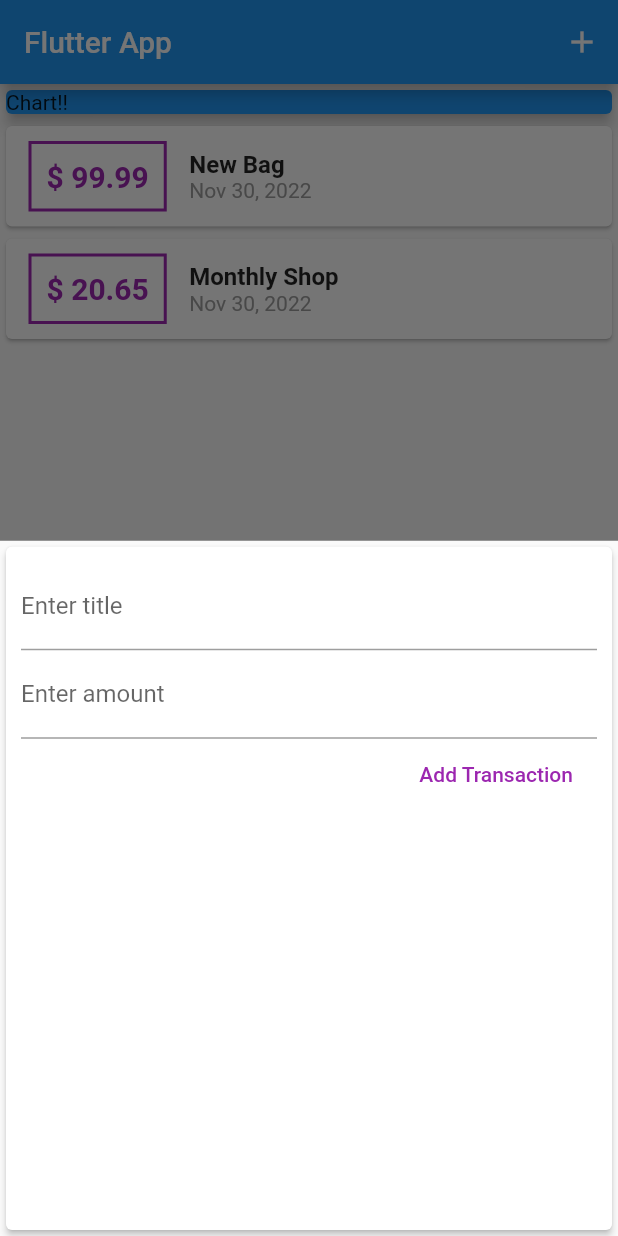
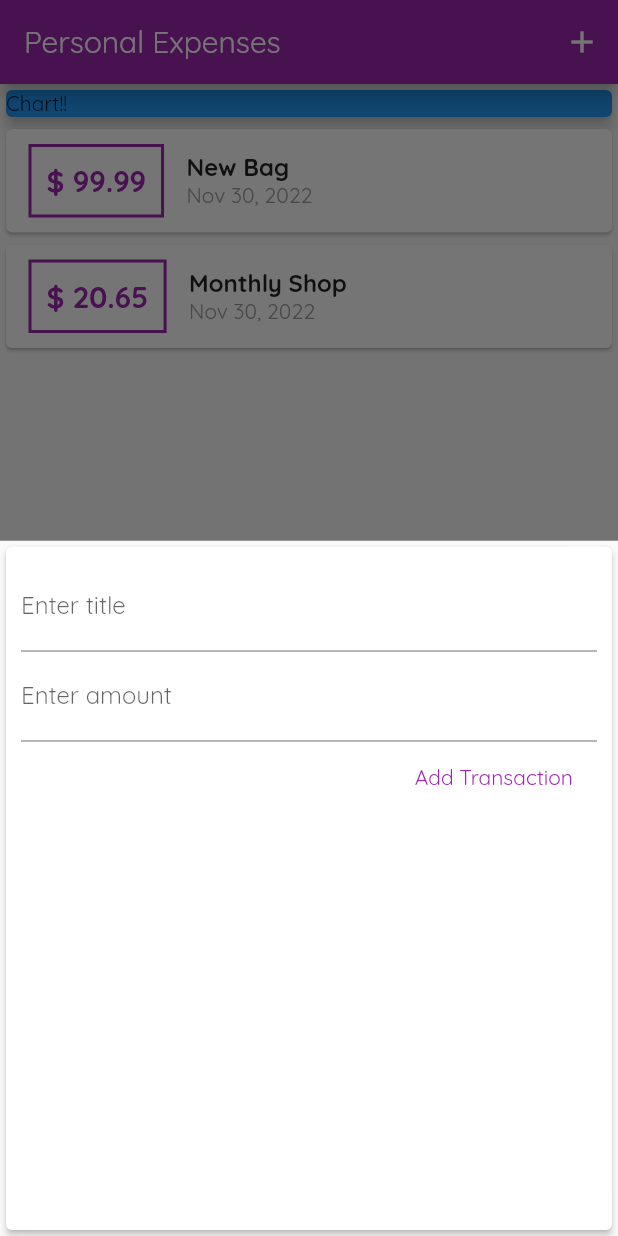
Before and after one commit to panjulpan/personal_expense_app, a Flutter app: the screen it shows after launch, after a tap on the "add" icon, on a phone screen of 412 x 824 dp. Run offline on Flutter 3.47's test engine with Material 2 defaults, Android fonts, the phone set to English and light mode, and no system bars.

Commit message:
adding font

```diff
--- a/lib/main.dart
+++ b/lib/main.dart
@@ -9,8 +9,13 @@ class MyApp extends StatelessWidget {
   @override
   Widget build(BuildContext context) {
     return MaterialApp(
-      title: 'Flutter App',
+      title: 'Personal Expenses',
       home: MyHomePage(),
+      theme: ThemeData(
+        primarySwatch: Colors.purple,
+        accentColor: Colors.amber,
+        fontFamily: 'Quicksand',
+      ),
     );
   }
 }
@@ -66,7 +71,7 @@ class _MyHomePageState extends State<MyHomePage> {
   Widget build(BuildContext context) {
     return Scaffold(
       appBar: AppBar(
-        title: Text('Flutter App'),
+        title: Text('Personal Expenses'),
         actions: <Widget>[
           IconButton(
             onPressed: () => _openInputModal(context),
--- a/lib/widgets/new_transaction.dart
+++ b/lib/widgets/new_transaction.dart
@@ -1,11 +1,18 @@
 import 'package:flutter/material.dart';
 
-class NewTransaction extends StatelessWidget {
-  final titleController = TextEditingController();
-  final amountController = TextEditingController();
+class NewTransaction extends StatefulWidget {
   final Function addingTrans;
 
   NewTransaction(this.addingTrans);
+
+  @override
+  State<NewTransaction> createState() => _NewTransactionState();
+}
+
+class _NewTransactionState extends State<NewTransaction> {
+  final titleController = TextEditingController();
+
+  final amountController = TextEditingController();
 
   void submitNewTrans() {
     final enteredTitle = titleController.text;
@@ -15,10 +22,12 @@ class NewTransaction extends StatelessWidget {
       return;
     }
 
-    addingTrans(
+    widget.addingTrans(
       titleController.text,
       double.parse(amountController.text),
     );
+
+    Navigator.of(context).pop();
   }
 
   @override
```
Also changed, not shown: pubspec.yaml (+12 -14 lines), assets/fonts/OpenSans-Bold.ttf (added), assets/fonts/OpenSans-Regular.ttf (added), assets/fonts/Quicksand-Bold.ttf (added), assets/fonts/Quicksand-Light.ttf (added), assets/fonts/Quicksand-Medium.ttf (added), assets/fonts/Quicksand-Regular.ttf (added).
